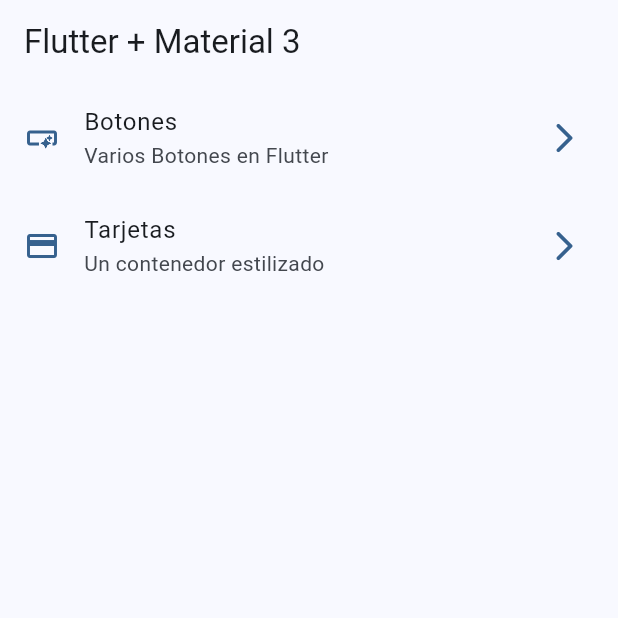
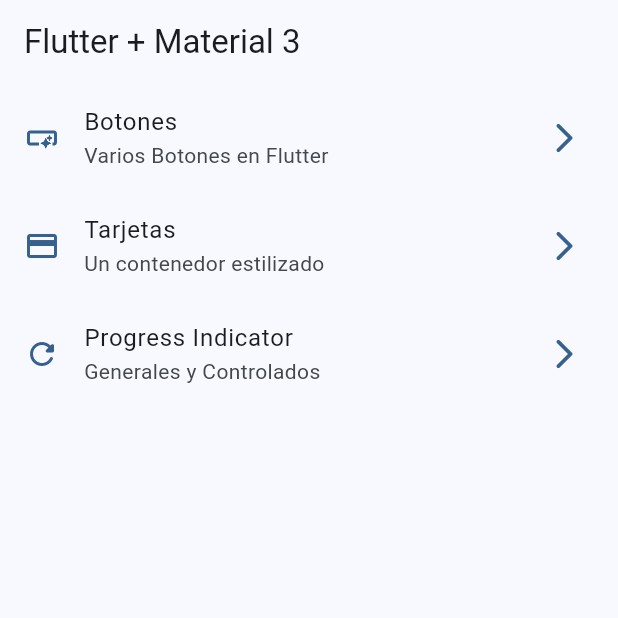
Before and after one commit to rocatoro18/widgetly, a Flutter app: the screen it shows after launch, on a phone screen of 412 x 824 dp, the top half of it. Run offline on Flutter 3.47's test engine with Material 3 defaults, Android fonts, the phone set to English and light mode, and no system bars; our stand-ins replace go_router.

Commit message:
Progress Indicator

```diff
--- a/lib/config/menu/menu_items.dart
+++ b/lib/config/menu/menu_items.dart
@@ -23,5 +23,10 @@
       title: 'Tarjetas',
       subTitle: 'Un contenedor estilizado',
       link: '/cards',
-      icon: Icons.credit_card)
+      icon: Icons.credit_card),
+  MenuItem(
+      title: 'Progress Indicator',
+      subTitle: 'Generales y Controlados',
+      link: '/progress',
+      icon: Icons.refresh_rounded)
 ];
--- a/lib/config/router/app_router.dart
+++ b/lib/config/router/app_router.dart
@@ -22,5 +22,10 @@
       path: '/cards',
       builder: (context, state) => const CardsScreen(),
     ),
+    GoRoute(
+      name: ProgressScreen.name,
+      path: '/progress',
+      builder: (context, state) => const ProgressScreen(),
+    ),
   ],
 );
```
Also changed, not shown: lib/presentation/screens/progress/progress_screen.dart (+67 -1 lines).
